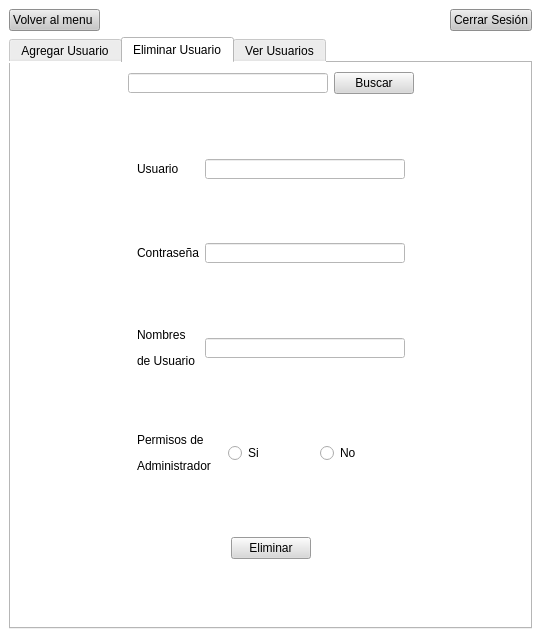
This is ui/usuarios.ui in juliosi02/YSR-Control-de-Inventario as Qt 5 draws it before an edit. The edited form follows.
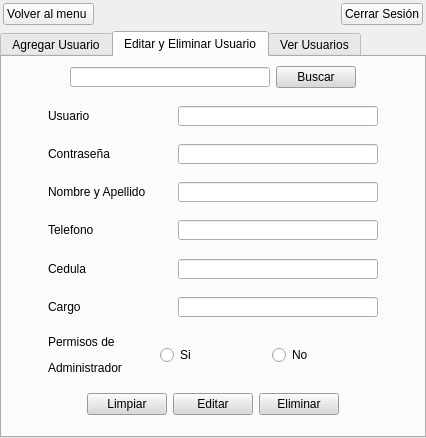
This is the edited form. The open tabs and pages were chosen to show the change.

Commit message:
añadir la funcion de agregar eliminiar y editar equipos y maquinarias
listo las funciones de usuarios y terminado la seccion de cofig ussers

The edit to the form file:
```diff
--- a/ui/usuarios.ui
+++ b/ui/usuarios.ui
@@ -6,27 +6,47 @@
    <rect>
     <x>0</x>
     <y>0</y>
-    <width>541</width>
-    <height>638</height>
+    <width>426</width>
+    <height>438</height>
    </rect>
   </property>
   <property name="windowTitle">
    <string>Gestion de Usuarios</string>
   </property>
   <property name="styleSheet">
-   <string notr="true">background-color: rgb(255, 255, 255);
-</string>
+   <string notr="true"/>
   </property>
   <widget class="QWidget" name="centralwidget">
    <layout class="QVBoxLayout" name="verticalLayout_4">
+    <property name="leftMargin">
+     <number>0</number>
+    </property>
+    <property name="topMargin">
+     <number>0</number>
+    </property>
+    <property name="rightMargin">
+     <number>0</number>
+    </property>
+    <property name="bottomMargin">
+     <number>0</number>
+    </property>
     <item>
      <layout class="QVBoxLayout" name="verticalLayout">
       <item>
        <layout class="QHBoxLayout" name="horizontalLayout_2">
+        <property name="leftMargin">
+         <number>3</number>
+        </property>
+        <property name="topMargin">
+         <number>3</number>
+        </property>
+        <property name="rightMargin">
+         <number>3</number>
+        </property>
         <item>
          <widget class="QPushButton" name="btn_backmenu">
           <property name="styleSheet">
-           <string notr="true">background-color: rgb(199, 199, 199);</string>
+           <string notr="true"/>
           </property>
           <property name="text">
            <string>Volver al menu </string>
@@ -49,7 +69,7 @@
         <item>
          <widget class="QPushButton" name="btn_cerrarSesion">
           <property name="styleSheet">
-           <string notr="true">background-color: rgb(199, 199, 199);</string>
+           <string notr="true"/>
           </property>
           <property name="text">
            <string>Cerrar Sesión</string>
@@ -330,12 +350,10 @@
         </widget>
         <widget class="QWidget" name="tab_2">
          <attribute name="title">
-          <string>Eliminar Usuario</string>
+          <string>Editar y Eliminar Usuario</string>
          </attribute>
          <layout class="QVBoxLayout" name="verticalLayout_6">
           <item>
-           <layout class="QVBoxLayout" name="verticalLayout_5">
-            <item>
              <layout class="QHBoxLayout" name="horizontalLayout_3">
               <item>
                <spacer name="horizontalSpacer_5">
@@ -392,7 +410,7 @@
              </layout>
             </item>
             <item>
-             <layout class="QHBoxLayout" name="horizontalLayout_30">
+           <layout class="QHBoxLayout" name="horizontalLayout_4">
               <item>
                <spacer name="horizontalSpacer_11">
                 <property name="orientation">
@@ -407,7 +425,7 @@
                </spacer>
               </item>
               <item>
-               <layout class="QVBoxLayout" name="verticalLayout_18">
+             <layout class="QVBoxLayout" name="verticalLayout_5">
                 <item>
                  <spacer name="verticalSpacer_7">
                   <property name="orientation">
@@ -415,8 +433,8 @@
                   </property>
                   <property name="sizeHint" stdset="0">
                    <size>
-                    <width>20</width>
-                    <height>40</height>
+                  <width>328</width>
+                  <height>13</height>
                    </size>
                   </property>
                  </spacer>
@@ -455,8 +473,8 @@
                   </property>
                   <property name="sizeHint" stdset="0">
                    <size>
-                    <width>20</width>
-                    <height>40</height>
+                  <width>328</width>
+                  <height>13</height>
                    </size>
                   </property>
                  </spacer>
@@ -495,8 +513,8 @@
                   </property>
                   <property name="sizeHint" stdset="0">
                    <size>
-                    <width>20</width>
-                    <height>40</height>
+                  <width>328</width>
+                  <height>13</height>
                    </size>
                   </property>
                  </spacer>
@@ -506,7 +524,7 @@
                   <item>
                    <widget class="QLabel" name="label_20">
                     <property name="text">
-                     <string>&lt;html&gt;&lt;head/&gt;&lt;body&gt;&lt;p&gt;Nombres&lt;/p&gt;&lt;p&gt;de Usuario&lt;/p&gt;&lt;/body&gt;&lt;/html&gt;</string>
+                   <string>&lt;html&gt;&lt;head/&gt;&lt;body&gt;&lt;p&gt;Nombre y Apellido&lt;/p&gt;&lt;/body&gt;&lt;/html&gt;</string>
                     </property>
                    </widget>
                   </item>
@@ -535,8 +553,128 @@
                   </property>
                   <property name="sizeHint" stdset="0">
                    <size>
-                    <width>20</width>
-                    <height>40</height>
+                  <width>328</width>
+                  <height>13</height>
+                 </size>
+                </property>
+               </spacer>
+              </item>
+              <item>
+               <layout class="QHBoxLayout" name="horizontalLayout_36">
+                <item>
+                 <widget class="QLabel" name="label_22">
+                  <property name="text">
+                   <string>&lt;html&gt;&lt;head/&gt;&lt;body&gt;&lt;p&gt;Telefono&lt;/p&gt;&lt;/body&gt;&lt;/html&gt;</string>
+                  </property>
+                 </widget>
+                </item>
+                <item>
+                 <widget class="QLineEdit" name="lineEdit_id">
+                  <property name="minimumSize">
+                   <size>
+                    <width>200</width>
+                    <height>20</height>
+                   </size>
+                  </property>
+                  <property name="maximumSize">
+                   <size>
+                    <width>200</width>
+                    <height>20</height>
+                   </size>
+                  </property>
+                 </widget>
+                </item>
+               </layout>
+              </item>
+              <item>
+               <spacer name="verticalSpacer_13">
+                <property name="orientation">
+                 <enum>Qt::Vertical</enum>
+                </property>
+                <property name="sizeHint" stdset="0">
+                 <size>
+                  <width>328</width>
+                  <height>13</height>
+                 </size>
+                </property>
+               </spacer>
+              </item>
+              <item>
+               <layout class="QHBoxLayout" name="horizontalLayout_37">
+                <item>
+                 <widget class="QLabel" name="label_23">
+                  <property name="text">
+                   <string>&lt;html&gt;&lt;head/&gt;&lt;body&gt;&lt;p&gt;Cedula&lt;/p&gt;&lt;/body&gt;&lt;/html&gt;</string>
+                  </property>
+                 </widget>
+                </item>
+                <item>
+                 <widget class="QLineEdit" name="lineEdit_cedulausser">
+                  <property name="minimumSize">
+                   <size>
+                    <width>200</width>
+                    <height>20</height>
+                   </size>
+                  </property>
+                  <property name="maximumSize">
+                   <size>
+                    <width>200</width>
+                    <height>20</height>
+                   </size>
+                  </property>
+                 </widget>
+                </item>
+               </layout>
+              </item>
+              <item>
+               <spacer name="verticalSpacer_15">
+                <property name="orientation">
+                 <enum>Qt::Vertical</enum>
+                </property>
+                <property name="sizeHint" stdset="0">
+                 <size>
+                  <width>328</width>
+                  <height>13</height>
+                 </size>
+                </property>
+               </spacer>
+              </item>
+              <item>
+               <layout class="QHBoxLayout" name="horizontalLayout_38">
+                <item>
+                 <widget class="QLabel" name="label_24">
+                  <property name="text">
+                   <string>&lt;html&gt;&lt;head/&gt;&lt;body&gt;&lt;p&gt;Cargo&lt;/p&gt;&lt;/body&gt;&lt;/html&gt;</string>
+                  </property>
+                 </widget>
+                </item>
+                <item>
+                 <widget class="QLineEdit" name="lineEdit_cargo">
+                  <property name="minimumSize">
+                   <size>
+                    <width>200</width>
+                    <height>20</height>
+                   </size>
+                  </property>
+                  <property name="maximumSize">
+                   <size>
+                    <width>200</width>
+                    <height>20</height>
+                   </size>
+                  </property>
+                 </widget>
+                </item>
+               </layout>
+              </item>
+              <item>
+               <spacer name="verticalSpacer_14">
+                <property name="orientation">
+                 <enum>Qt::Vertical</enum>
+                </property>
+                <property name="sizeHint" stdset="0">
+                 <size>
+                  <width>328</width>
+                  <height>13</height>
                    </size>
                   </property>
                  </spacer>
@@ -573,8 +711,8 @@
                   </property>
                   <property name="sizeHint" stdset="0">
                    <size>
-                    <width>20</width>
-                    <height>40</height>
+                  <width>328</width>
+                  <height>13</height>
                    </size>
                   </property>
                  </spacer>
@@ -595,7 +733,27 @@
                    </spacer>
                   </item>
                   <item>
-                   <widget class="QPushButton" name="btn_deleteusser_5">
+                 <widget class="QPushButton" name="btn_clear_inputs">
+                  <property name="styleSheet">
+                   <string notr="true">background-color: rgb(216, 216, 216);</string>
+                  </property>
+                  <property name="text">
+                   <string>Limpiar</string>
+                  </property>
+                 </widget>
+                </item>
+                <item>
+                 <widget class="QPushButton" name="btn_editusser">
+                  <property name="styleSheet">
+                   <string notr="true">background-color: rgb(216, 216, 216);</string>
+                  </property>
+                  <property name="text">
+                   <string>Editar</string>
+                  </property>
+                 </widget>
+                </item>
+                <item>
+                 <widget class="QPushButton" name="btn_deleteusser">
                     <property name="styleSheet">
                      <string notr="true">background-color: rgb(216, 216, 216);</string>
                     </property>
@@ -626,8 +784,8 @@
                   </property>
                   <property name="sizeHint" stdset="0">
                    <size>
-                    <width>20</width>
-                    <height>38</height>
+                  <width>328</width>
+                  <height>13</height>
                    </size>
                   </property>
                  </spacer>
@@ -650,8 +808,6 @@
              </layout>
             </item>
            </layout>
-          </item>
-         </layout>
         </widget>
         <widget class="QWidget" name="tab_3">
          <attribute name="title">
```
Left out of the diff: 221 changed lines with no effect on the pictures. Lines whose indentation alone changed are shown as unchanged. The commit also changes 7 other files.
